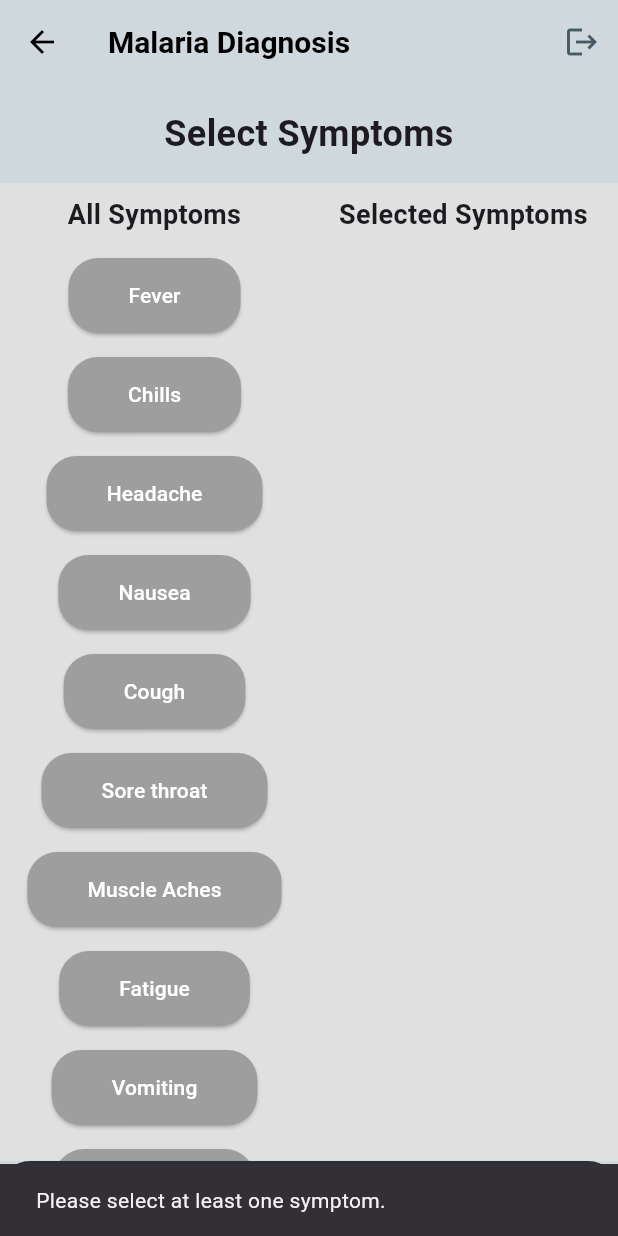
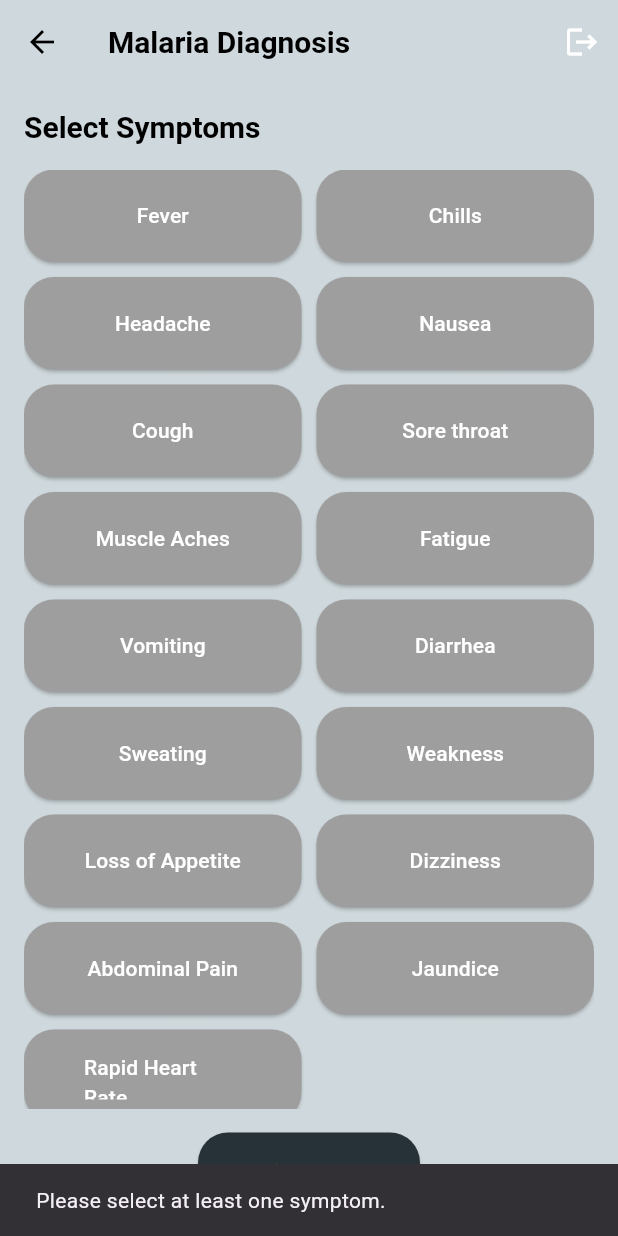
Before and after one commit to GreatGrant/RULE-BASED-EXPERT-SYSTEM-FOR-MALARIA-DIAGNOSIS, a Flutter app: the DiagnosisScreen screen opened directly with empty values, after a tap on "Diagnose", on a phone screen of 412 x 824 dp. Run offline on Flutter 3.47's test engine with Material 3 defaults, Android fonts, the phone set to English and light mode, and no system bars; our stand-ins replace cloud_firestore, device_info_plus, equatable, firebase_auth, firebase_core, go_router and 2 more; accounts and stored records are empty; Roboto replaces fonts that are missing (Poppins).

Commit message:
redesign diagnosis page

```diff
--- a/lib/screens/diagnosis/diagnosis_screen.dart
+++ b/lib/screens/diagnosis/diagnosis_screen.dart
@@ -12,27 +12,13 @@ class DiagnosisScreen extends StatefulWidget {
 }
 
 class DiagnosisScreenState extends State<DiagnosisScreen> {
-  String diagnosisResult = 'Unknown'; // Initialize diagnosis result
+  String diagnosisResult = 'Unknown';
   double diagnosisProbability = 0.0;
   List<String> selectedSymptoms = [];
   List<String> allSymptoms = [
-    'Fever',
-    'Chills',
-    'Headache',
-    'Nausea',
-    'Cough',
-    'Sore throat',
-    'Muscle Aches',
-    'Fatigue',
-    'Vomiting',
-    'Diarrhea',
-    'Sweating',
-    'Weakness',
-    'Loss of Appetite',
-    'Dizziness',
-    'Abdominal Pain',
-    'Jaundice',
-    'Rapid Heart Rate',
+    'Fever', 'Chills', 'Headache', 'Nausea', 'Cough', 'Sore throat', 'Muscle Aches',
+    'Fatigue', 'Vomiting', 'Diarrhea', 'Sweating', 'Weakness', 'Loss of Appetite',
+    'Dizziness', 'Abdominal Pain', 'Jaundice', 'Rapid Heart Rate',
   ];
 
   void _toggleSymptom(String symptom) {
@@ -46,23 +32,21 @@ class DiagnosisScreenState extends State<DiagnosisScreen> {
   }
 
   void _startDiagnosis() {
-    // Call diagnosis function with selected symptoms
     DiagnosisResult result = diagnoseMalaria(selectedSymptoms);
-    // Assign diagnosis result and probability
+    setState(() {
       diagnosisResult = result.diagnosis;
       diagnosisProbability = result.probability;
+    });
 
-    // Define recommendations based on diagnosis
     String recommendation = '';
     if (diagnosisResult == 'Malaria') {
-      recommendation = 'Please advise the patient to consult a healthcare professional immediately for further evaluation and treatment.';
+      recommendation = 'Please consult a healthcare professional immediately for further evaluation and treatment.';
     } else if (diagnosisResult == 'Possible Malaria') {
-      recommendation = 'Please consider further assessment by a healthcare professional.';
+      recommendation = 'Consider further assessment by a healthcare professional.';
     } else {
-      recommendation = "It's advisable to monitor the patient's symptoms closely and recommend seeking medical advice if they persist or worsen.";
+      recommendation = 'Monitor the symptoms closely and seek medical advice if they persist or worsen.';
     }
 
-    // Show diagnosis result after diagnosis
     showDialog(
       context: context,
       builder: (BuildContext context) {
@@ -74,7 +58,7 @@ class DiagnosisScreenState extends State<DiagnosisScreen> {
               children: [
                 Text('Diagnosis: $diagnosisResult'),
                 Text('Probability: ${(diagnosisProbability * 100).toStringAsFixed(2)}%'),
-                Text('Recommendation: $recommendation'), // Add recommendation here
+                Text('Recommendation: $recommendation'),
                 SizedBox(
                   height: 250,
                   child: MalariaDiagnosisChart(probability: diagnosisProbability),
@@ -110,148 +94,74 @@ class DiagnosisScreenState extends State<DiagnosisScreen> {
       diagnosisResult: diagnosisResult,
       diagnosisProbability: diagnosisProbability,
       patientId: widget.patientId,
-        context: context
+      context: context,
     );
   }
 
   @override
   Widget build(BuildContext context) {
+    final theme = Theme.of(context);
     return Scaffold(
-      backgroundColor: Colors.blueGrey[100],
       appBar: AppBar(
-        title: Text('Malaria Diagnosis'),
-        backgroundColor: Colors.blueGrey[100],
+        title: const Text('Malaria Diagnosis'),
         actions: [
           IconButton(
             onPressed: () {
               UserHelper.logOut();
             },
-            icon: Icon(Icons.logout, color: Colors.blueGrey[700],),
+            icon: const Icon(Icons.logout, color: Colors.white),
           ),
         ],
       ),
-      body: Column(
-        crossAxisAlignment: CrossAxisAlignment.stretch,
+      body: Padding(
+        padding: const EdgeInsets.all(16.0),
+        child: Column(
+          crossAxisAlignment: CrossAxisAlignment.start,
           children: [
-          const Padding(
-            padding: EdgeInsets.all(16.0),
-            child: Text(
+            Text(
               'Select Symptoms',
-              style: TextStyle(
-                fontSize: 24.0,
-                fontWeight: FontWeight.bold,
+              style: theme.textTheme.titleLarge?.copyWith(fontWeight: FontWeight.bold),
             ),
-              textAlign: TextAlign.center,
+            const SizedBox(height: 16.0),
+            Expanded(
+              child: GridView.builder(
+                gridDelegate: const SliverGridDelegateWithFixedCrossAxisCount(
+                  crossAxisCount: 2,
+                  childAspectRatio: 3,
+                  mainAxisSpacing: 10,
+                  crossAxisSpacing: 10,
+                ),
+                itemCount: allSymptoms.length,
+                itemBuilder: (context, index) {
+                  final symptom = allSymptoms[index];
+                  final isSelected = selectedSymptoms.contains(symptom);
+                  return ElevatedButton(
+                    onPressed: () => _toggleSymptom(symptom),
+                    style: ButtonStyle(
+                      backgroundColor: WidgetStateProperty.all(
+                        isSelected ? Colors.blueGrey[900] : Colors.grey,
                       ),
                     ),
-          Expanded(
-            child: Row(
-              crossAxisAlignment: CrossAxisAlignment.stretch,
-              children: [
-                Expanded(
-                  child: Container(
-                    color: Colors.grey[300],
-                    child: Column(
-                      crossAxisAlignment: CrossAxisAlignment.stretch,
-                      children: [
-                        const Padding(
-                          padding: EdgeInsets.symmetric(vertical: 8.0),
-                          child: Text(
-                            'All Symptoms',
-                            style: TextStyle(
-                              fontWeight: FontWeight.bold,
-                              fontSize: 18.0,
-                            ),
-                            textAlign: TextAlign.center,
+                    child: Text(symptom, style: const TextStyle(color: Colors.white)),
+                  );
+                },
               ),
             ),
-                        Expanded(
-                          child: SingleChildScrollView(
-                            child: Column(
-                              children: allSymptoms.map((symptom) {
-                                bool isSelected = selectedSymptoms.contains(symptom);
-                                return Padding(
-                                  padding: const EdgeInsets.all(8.0),
+            const SizedBox(height: 16.0),
+            Center(
               child: ElevatedButton(
-                                    onPressed: () {
-                                      _toggleSymptom(symptom);
-                                    },
-                                    style: ButtonStyle(
-                                      backgroundColor: MaterialStateProperty.all(isSelected ? Colors.blueGrey[900] : Colors.grey),
-                                    ),
-                                    child: Text(symptom, style: const TextStyle(color: Colors.white)),
-                                  ),
+                onPressed: selectedSymptoms.isEmpty
+                    ? () {
+                  ScaffoldMessenger.of(context).showSnackBar(
+                    const SnackBar(content: Text('Please select at least one symptom.')),
                   );
-                              }).toList(),
-                            ),
+                }
+                    : _startDiagnosis,
+                child: const Text('Diagnose', style: TextStyle(color: Colors.white, fontSize: 16)),
               ),
             ),
           ],
         ),
-                  ),
-                ),
-                Expanded(
-                  child: Container(
-                    color: Colors.grey[300],
-                    child: Column(
-                      crossAxisAlignment: CrossAxisAlignment.stretch,
-                      children: [
-                        const Padding(
-                          padding: EdgeInsets.symmetric(vertical: 8.0),
-                          child: Text(
-                            'Selected Symptoms',
-                            style: TextStyle(
-                              fontWeight: FontWeight.bold,
-                              fontSize: 18.0,
-                            ),
-                            textAlign: TextAlign.center,
-                          ),
-                        ),
-                        Expanded(
-                          child: SingleChildScrollView(
-                            child: Column(
-                              children: selectedSymptoms.map((symptom) {
-                                return Padding(
-                                  padding: const EdgeInsets.all(8.0),
-                                  child: ElevatedButton(
-                                    onPressed: () {
-                                      _toggleSymptom(symptom);
-                                    },
-                                    style: ButtonStyle(
-                                      backgroundColor: MaterialStateProperty.all(Colors.blueGrey[900]),
-                                    ),
-                                    child: Text(symptom, style: const TextStyle(color: Colors.white)),
-                                  ),
-                                );
-                              }).toList(),
-                            ),
-                          ),
-                        ),
-                      ],
-                    ),
-                  ),
-                ),
-              ],
-            ),
-          ),
-          ElevatedButton(
-            style: ButtonStyle(
-                backgroundColor: MaterialStateProperty.all(Colors.blueGrey[900])),
-            onPressed: () {
-              if (selectedSymptoms.isEmpty) {
-                // Show error message if no symptoms are selected
-                ScaffoldMessenger.of(context).showSnackBar(
-                  const SnackBar(
-                    content: Text('Please select at least one symptom.'),
-                  ),
-                );
-              } else {
-                _startDiagnosis();
-              }
-            },
-            child: const Text('Diagnose', style: TextStyle(color: Colors.white),),
-          ),
-        ],
       ),
     );
   }
@@ -260,30 +170,20 @@ class DiagnosisScreenState extends State<DiagnosisScreen> {
 class DiagnosisResult {
   final String diagnosis;
   final double probability;
-  final List<String> symptoms;
 
-  DiagnosisResult(this.diagnosis, this.probability, this.symptoms);
+  DiagnosisResult(this.diagnosis, this.probability);
 }
 
 DiagnosisResult diagnoseMalaria(List<String> symptoms) {
-  // Rule-based logic for diagnosing malaria
-  // Simulating complex rules for demonstration purposes
-
-  // Initialize diagnosis and probability
   String diagnosis = 'Unknown';
   double probability = 0.0;
-  List<String> matchedSymptoms = [];
 
-  // Define all symptom combinations and their corresponding diagnoses and probabilities
   Map<List<String>, Map<String, double>> rules = {
-    // Malaria
     ['Fever', 'Chills', 'Headache', 'Nausea', 'Muscle Aches', 'Fatigue', 'Vomiting']: {'Malaria': 0.9},
     ['Fever', 'Chills', 'Headache', 'Nausea', 'Muscle Aches', 'Fatigue']: {'Possible Malaria': 0.85},
     ['Fever', 'Chills', 'Headache', 'Nausea', 'Muscle Aches']: {'Possible Malaria': 0.7},
     ['Fever', 'Chills', 'Headache', 'Nausea']: {'Possible Malaria': 0.65},
     ['Fever', 'Chills', 'Headache']: {'Possible Malaria': 0.6},
-
-    // Other Diagnoses
     ['Headache']: {'Migraine': 0.8},
     ['Fever', 'Headache']: {'Possible Cold': 0.5},
     ['Fever', 'Muscle Aches', 'Fatigue']: {'Flu': 0.7},
@@ -301,8 +201,6 @@ DiagnosisResult diagnoseMalaria(List<String> symptoms) {
     ['Fever', 'Diarrhea']: {'Possible Food Poisoning': 0.5},
     ['Diarrhea']: {'Gastrointestinal Infection': 0.6},
     ['Muscle Aches']: {'Muscle Strain': 0.6},
-
-    // Additional Rules
     ['Fever', 'Chills', 'Headache', 'Fatigue', 'Sweating']: {'Possible Malaria': 0.75},
     ['Fever', 'Chills', 'Headache', 'Muscle Aches', 'Sweating']: {'Possible Malaria': 0.8},
     ['Fever', 'Chills', 'Headache', 'Fatigue', 'Loss of Appetite']: {'Possible Malaria': 0.7},
@@ -313,21 +211,18 @@ DiagnosisResult diagnoseMalaria(List<String> symptoms) {
     ['Fever', 'Chills', 'Headache', 'Nausea', 'Weakness']: {'Possible Malaria': 0.7},
   };
 
-  // Check if any symptom combination matches the selected symptoms
   for (var entry in rules.entries) {
     List<String> symptomsCombination = entry.key;
     Map<String, double> diagnosisInfo = entry.value;
 
     if (symptoms.every((symptom) => symptomsCombination.contains(symptom))) {
-      // Calculate probability based on the number of matching symptoms
       probability = diagnosisInfo.values.first * (symptoms.length / symptomsCombination.length);
       diagnosis = diagnosisInfo.keys.first;
-      matchedSymptoms = symptomsCombination;
       break;
     }
   }
 
-  return DiagnosisResult(diagnosis, probability, matchedSymptoms);
+  return DiagnosisResult(diagnosis, probability);
 }
 
 class MalariaDiagnosisChart extends StatelessWidget {
@@ -356,8 +251,8 @@ class MalariaDiagnosisChart extends StatelessWidget {
 }
 
 class ChartSampleData {
-  final String? x;
+  final String x;
   final double y;
 
-  ChartSampleData({this.x, required this.y});
+  ChartSampleData({required this.x, required this.y});
 }
```
Lines whose indentation alone changed are shown as unchanged.
